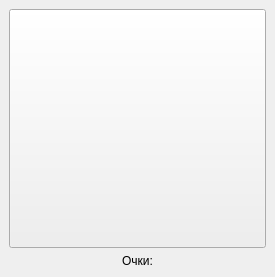
Before: the Qt Designer form clickerwindow.ui in TETROGAME/FAMClickerS, drawn with Qt 5.
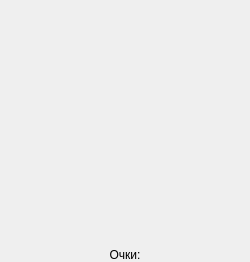
After: the same form once the commit is applied.

Commit message: Add spinning raccoon gif as button for clicker

What changed in the file:
```diff
--- a/clickerwindow.ui
+++ b/clickerwindow.ui
@@ -6,8 +6,8 @@
    <rect>
     <x>0</x>
     <y>0</y>
-    <width>275</width>
-    <height>277</height>
+    <width>250</width>
+    <height>262</height>
    </rect>
   </property>
   <property name="windowTitle">
@@ -15,6 +15,21 @@
   </property>
   <widget class="QWidget" name="centralwidget">
    <layout class="QVBoxLayout" name="verticalLayout" stretch="100,1">
+    <property name="spacing">
+     <number>0</number>
+    </property>
+    <property name="leftMargin">
+     <number>0</number>
+    </property>
+    <property name="topMargin">
+     <number>0</number>
+    </property>
+    <property name="rightMargin">
+     <number>0</number>
+    </property>
+    <property name="bottomMargin">
+     <number>0</number>
+    </property>
     <item>
      <widget class="QPushButton" name="clickerPushButton">
       <property name="sizePolicy">
@@ -26,6 +41,9 @@
       <property name="text">
        <string/>
       </property>
+      <property name="flat">
+       <bool>true</bool>
+      </property>
      </widget>
     </item>
     <item>
```
The commit also changes 5 other files.
